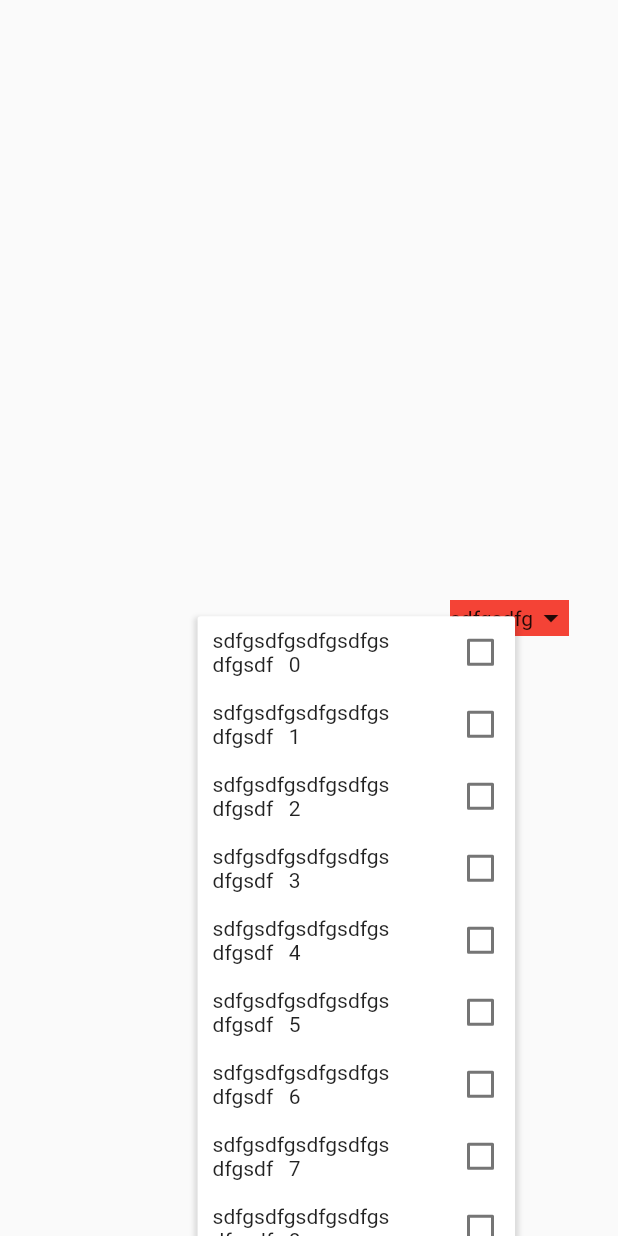
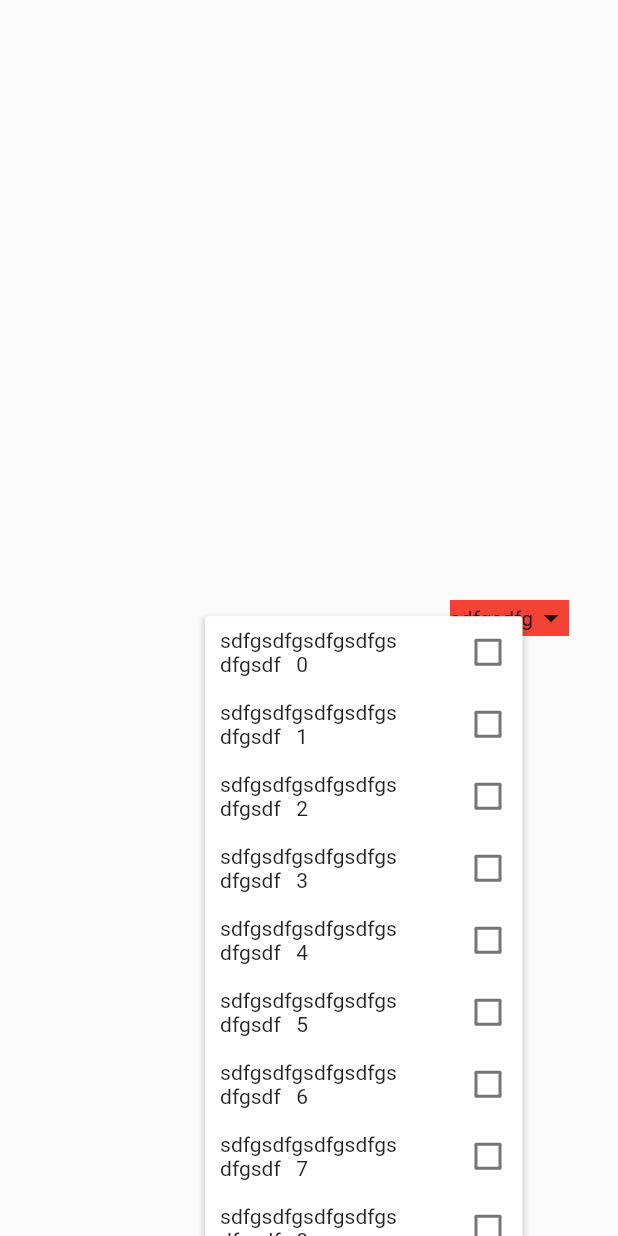
Before and after one commit to Eddie66six/g2x_popup_menu_multiselect, a Flutter app: the screen it shows after launch, after a tap on "sdfgsdfg", on a phone screen of 412 x 824 dp. Run offline on Flutter 3.47's test engine with Material 2 defaults, Android fonts, the phone set to English and light mode, and no system bars.

Commit message:
correção de posição

```diff
--- a/lib/g2x_popup_menu_multiselect.dart
+++ b/lib/g2x_popup_menu_multiselect.dart
@@ -142,8 +142,13 @@ class __G2xPopupMenuMultiSelectContainerState extends State<_G2xPopupMenuMultiSe
     if(widthLargerText > MediaQuery.of(context).size.width * 0.3){
       widthLargerText = MediaQuery.of(context).size.width * 0.3;
     }
-    var right = widget.parentOffset.dx + widget.parentSize.width/2;
-    var left = widget.parentOffset.dx - (widthLargerText + 5) - widget.parentSize.width/2;
+
+    var left = widget.parentOffset.dx + widget.parentSize.width/2;
+    if(widget.parentOffset.dx + widget.parentSize.width >
+      MediaQuery.of(context).size.width/2){
+        left = widget.parentOffset.dx - widthLargerText - widget.parentSize.width/2;
+      }
+
     return GestureDetector(
       onTap: (){
         Navigator.pop(context);
@@ -155,7 +160,7 @@ class __G2xPopupMenuMultiSelectContainerState extends State<_G2xPopupMenuMultiSe
         child: Stack(
           children: [
             Positioned(
-              left: left < 10 ? right : left,
+              left: left,
               top: widget.parentOffset.dy + widget.parentSize.height/2.2,
               child: Material(
                 color: Colors.transparent,
```
